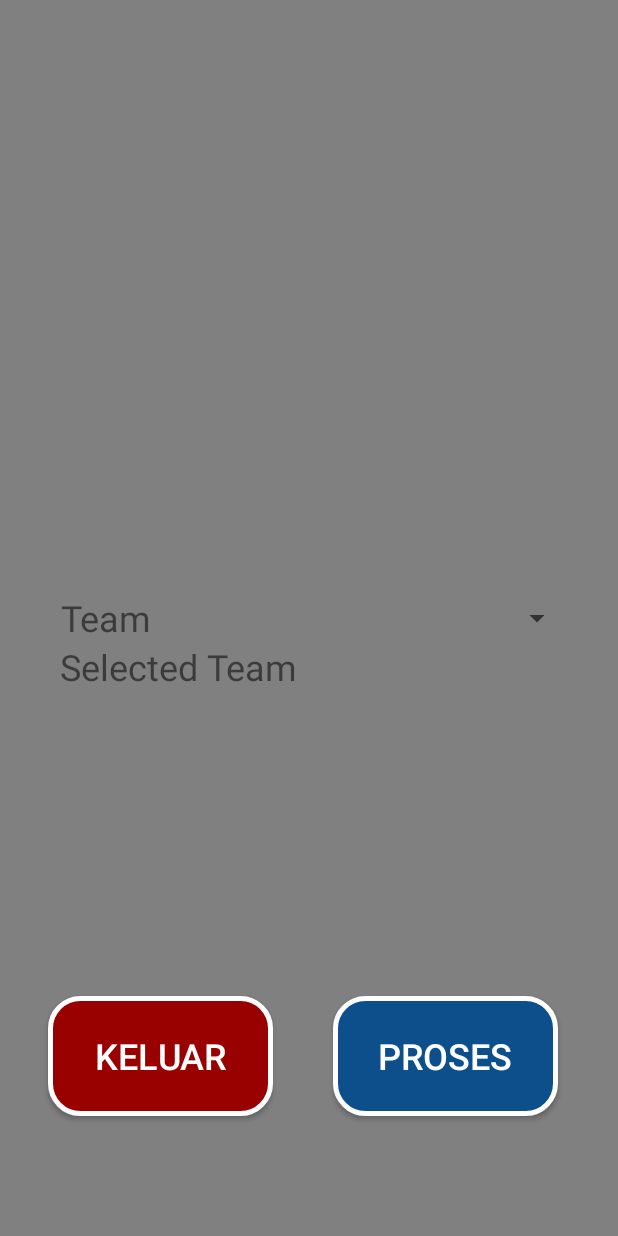
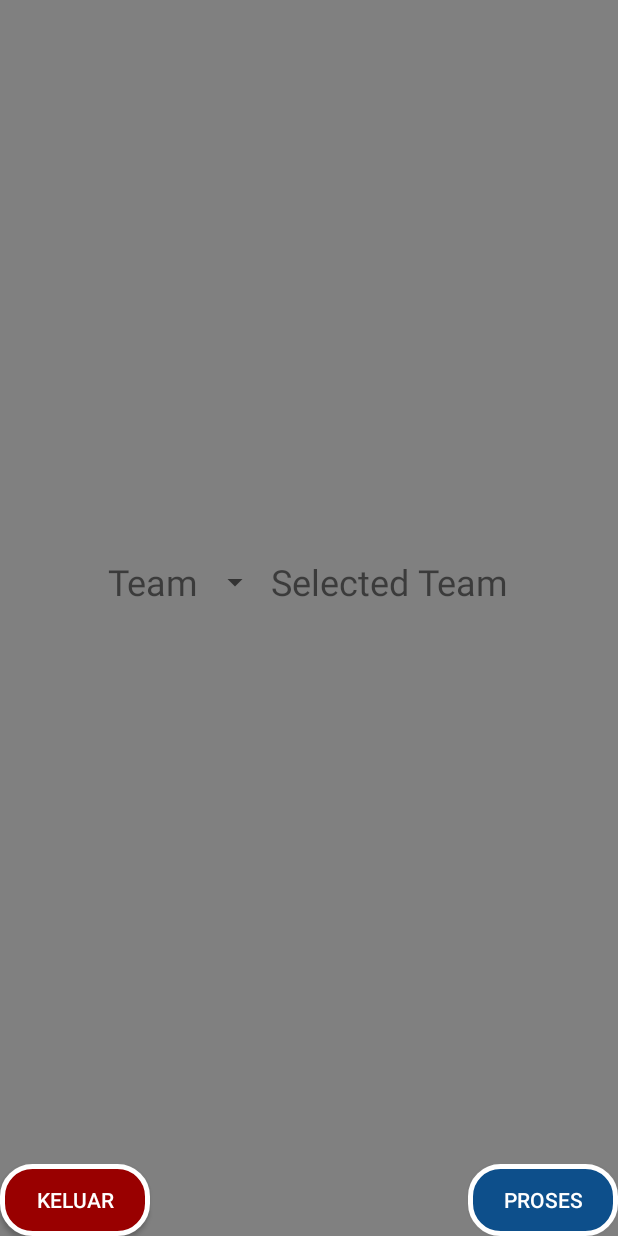
Before and after one commit to iamdesu/mobilesalesman, an Android app: the AmbilDataActivity screen opened directly, with no data from a screen before it, on a phone screen of 412 x 824 dp. Run offline under Robolectric (Android 15) with nearby library versions, the phone set to English and light mode, and no system bars; 12 statements that could not run were skipped.

Commit message:
Update activity ambil data

```diff
--- a/app/src/main/res/layout/activity_ambil_data.xml
+++ b/app/src/main/res/layout/activity_ambil_data.xml
@@ -1,16 +1,22 @@
 <?xml version="1.0" encoding="utf-8"?>
-<RelativeLayout xmlns:android="http://schemas.android.com/apk/res/android"
-    android:layout_width="match_parent" android:layout_height="match_parent"
+<LinearLayout xmlns:android="http://schemas.android.com/apk/res/android"
+    android:layout_width="match_parent"
+    android:layout_height="match_parent"
+    android:orientation="vertical"
     android:background="#808080">
+
+    <LinearLayout xmlns:android="http://schemas.android.com/apk/res/android"
+        android:layout_width="match_parent"
+        android:layout_height="0dp"
+        android:layout_weight="1"
+        android:orientation="horizontal"
+        android:gravity="center">
 
         <TextView
             android:layout_width="wrap_content"
             android:layout_height="wrap_content"
             android:id="@+id/text_view_team"
             android:text="Team"
-        android:gravity="center"
-        android:layout_centerVertical="true"
-        android:layout_marginLeft="40dp"
             android:textSize="24dp"
             android:singleLine="true"/>
 
@@ -19,12 +25,7 @@
             android:layout_height="wrap_content"
             android:id="@+id/spinnerTeam"
             android:prompt="@string/team_prompt"
-        android:gravity="center"
-        android:layout_centerVertical="true"
-        android:layout_alignParentRight="true"
-        android:spinnerMode="dropdown"
-        android:layout_marginLeft="120dp"
-        android:layout_marginRight="30dp"/>
+            android:spinnerMode="dropdown"/>
 
         <TextView
             android:layout_width="wrap_content"
@@ -32,42 +33,37 @@
             android:id="@+id/tv_selected_team"
             android:text="Selected Team"
             android:textSize="24dp"
-        android:layout_marginLeft="40dp"
-        android:singleLine="true"
-        android:layout_below="@+id/text_view_team"/>
+            android:singleLine="true"/>
+
+    </LinearLayout>
+
+    <LinearLayout xmlns:android="http://schemas.android.com/apk/res/android"
+        android:layout_width="match_parent"
+        android:layout_height="wrap_content"
+        android:orientation="horizontal">
 
         <Button
-        android:layout_width="wrap_content"
-        android:layout_height="wrap_content"
-        android:text="Proses"
-        android:id="@+id/btn_proses"
-        android:textColor="#ffffff"
-        android:background="@drawable/button_shape"
-        android:height="80dp"
-        android:width="150dp"
-        android:textSize="24dp"
-        android:layout_gravity="center_vertical"
-        android:layout_alignParentBottom="true"
-        android:layout_alignParentRight="true"
-        android:layout_alignParentEnd="true"
-        android:layout_marginRight="40dp"
-        android:layout_marginBottom="80dp" />
-
-    <Button
-        android:layout_width="wrap_content"
+            android:layout_width="100dp"
             android:layout_height="wrap_content"
             android:text="Keluar"
             android:id="@+id/btn_keluar"
             android:textColor="#ffffff"
             android:background="@drawable/button_shape_red"
-        android:height="80dp"
-        android:width="150dp"
-        android:textSize="24dp"
-        android:layout_gravity="center_vertical"
-        android:layout_toLeftOf="@+id/btn_proses"
-        android:layout_alignParentBottom="true"
-        android:layout_marginRight="40dp"
-        android:layout_marginBottom="80dp"
             android:onClick="onBtnKeluarClick"/>
 
-</RelativeLayout>
+        <Space
+            android:layout_width="wrap_content"
+            android:layout_height="match_parent"
+            android:layout_weight="1" />
+
+        <Button
+            android:layout_width="100dp"
+            android:layout_height="wrap_content"
+            android:text="Proses"
+            android:id="@+id/btn_proses"
+            android:textColor="#ffffff"
+            android:background="@drawable/button_shape"/>
+
+    </LinearLayout>
+
+</LinearLayout>
```
Also changed, not shown: app/src/main/res/layout/activity_splash_screen.xml (+8 -12 lines), app/src/main/res/values/strings.xml (+10 -0 lines). Lines whose indentation alone changed are shown as unchanged.
